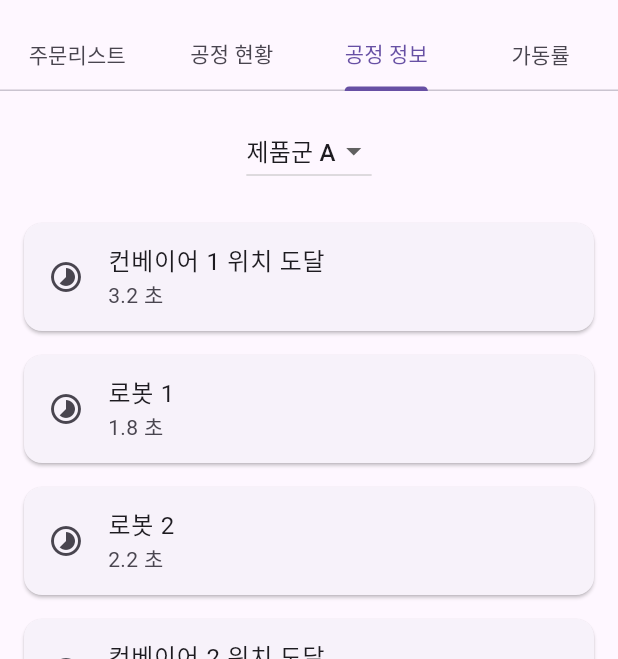
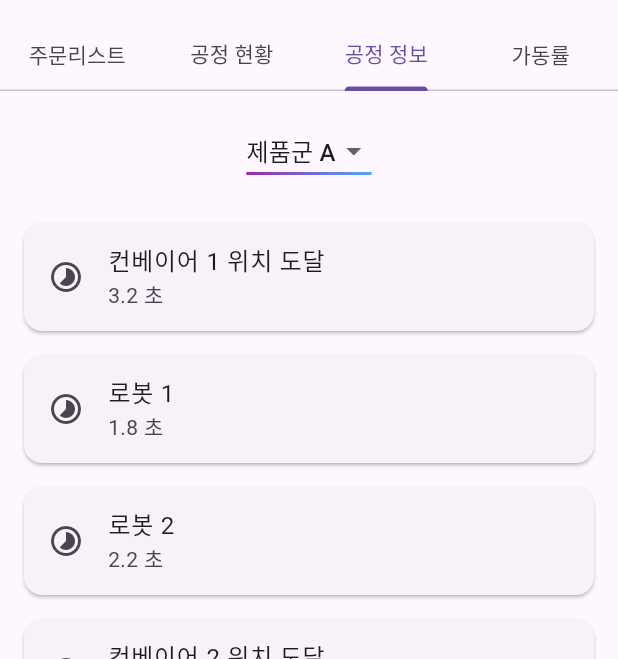
Before and after one commit to HwangOzz/vision_flutter, a Flutter app: the Orderlistpage screen opened directly, tab 3 chosen, on a phone screen of 412 x 824 dp, the part 65-724 px from its top. Run offline on Flutter 3.47's test engine with Material 3 defaults, Android fonts, the phone set to English and light mode, and no system bars; our stand-ins replace cloud_firestore, firebase_core, google_fonts; missing offline and left inert: flutter_mjpeg, mobile_scanner; accounts and stored records are empty.

Commit message:
3.31 마무리

```diff
--- a/lib/screens/messcreens/orderlistpage.dart
+++ b/lib/screens/messcreens/orderlistpage.dart
@@ -136,7 +136,10 @@ class _OrderlistpageState extends State<Orderlistpage> {
                           height: 2,
                           decoration: BoxDecoration(
                             gradient: LinearGradient(
-                              colors: [Colors.purple, Colors.blue],
+                              colors: [
+                                Colors.purple,
+                                const Color.fromARGB(255, 79, 170, 245),
+                              ],
                             ),
                           ),
                         ),
--- a/lib/screens/messcreens/processinfotab.dart
+++ b/lib/screens/messcreens/processinfotab.dart
@@ -66,6 +66,17 @@ class _ProcessInfoTabState extends State<ProcessInfoTab> {
           Padding(
             padding: const EdgeInsets.all(16),
             child: DropdownButton<String>(
+              underline: Container(
+                height: 2,
+                decoration: BoxDecoration(
+                  gradient: LinearGradient(
+                    colors: [
+                      Colors.purple,
+                      const Color.fromARGB(255, 79, 170, 245),
+                    ],
+                  ),
+                ),
+              ),
               value: selectedProduct,
               onChanged: (value) {
                 if (value != null) {
--- a/lib/widgets/developwidgets/expandedcontentwidget.dart
+++ b/lib/widgets/developwidgets/expandedcontentwidget.dart
@@ -10,7 +10,7 @@ class FullImageScreen extends StatelessWidget {
   @override
   Widget build(BuildContext context) {
     return Scaffold(
-      backgroundColor: Colors.black,
+      backgroundColor: const Color.fromARGB(213, 255, 255, 255),
       body: Stack(
         children: [
           Center(
@@ -56,6 +56,8 @@ class ExpandedContentWidget extends StatelessWidget {
     child: Material(
       color: Colors.transparent,
       child: Container(
+        height: 400,
+        width: 300,
         decoration: BoxDecoration(
           color: Colors.white,
           borderRadius: BorderRadius.all(Radius.circular(10)),
```
Also changed, not shown: lib/screens/developscreens/showpagescreen.dart (+14 -14 lines), lib/widgets/developwidgets/locationwidget.dart (+14 -2 lines), assets/robot1.png (added), assets/storage.png (added), assets/vision.png (added).
